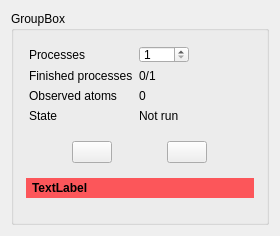
This is ui_files/ui_simulation_controls.ui in JYU-IBA/potku as Qt 5 draws it before an edit. The edited form follows.
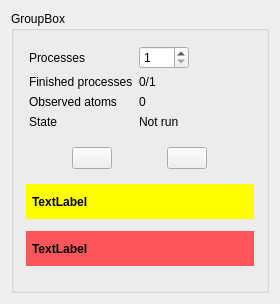
This is the edited form.

Commit message:
Changes in GlobalSettings emitted to SimulationControls
- Warning label displayed in SimulationControlsWidget if ion counts
  are below the treshold defined in GlobalSettings
- Better exception handling for missing keys when deserializing
  objects.

Patch:
```diff
--- a/ui_files/ui_simulation_controls.ui
+++ b/ui_files/ui_simulation_controls.ui
@@ -7,7 +7,7 @@
     <x>0</x>
     <y>0</y>
     <width>280</width>
-    <height>236</height>
+    <height>304</height>
    </rect>
   </property>
   <property name="sizePolicy">
@@ -42,7 +42,7 @@
      </property>
      <layout class="QVBoxLayout" name="verticalLayout_3">
       <item>
-       <layout class="QVBoxLayout" name="verticalLayout" stretch="0,0,0,0">
+       <layout class="QVBoxLayout" name="verticalLayout" stretch="0,0,0,0,0">
         <item>
          <layout class="QFormLayout" name="formLayout">
           <property name="sizeConstraint">
@@ -178,6 +178,22 @@
           </item>
          </layout>
         </item>
+        <item>
+         <widget class="QLabel" name="ion_settings_label">
+          <property name="styleSheet">
+           <string notr="true">background-color: rgb(255, 255, 0);
+padding: 3px;
+margin: 3px;
+font-weight: bold;</string>
+          </property>
+          <property name="text">
+           <string>TextLabel</string>
+          </property>
+          <property name="wordWrap">
+           <bool>true</bool>
+          </property>
+         </widget>
+        </item>
         <item>
          <widget class="QLabel" name="mcerd_error_lbl">
           <property name="styleSheet">
```
Left out of the diff: 2 changed lines with no effect on the pictures. The commit also changes 13 other files.
